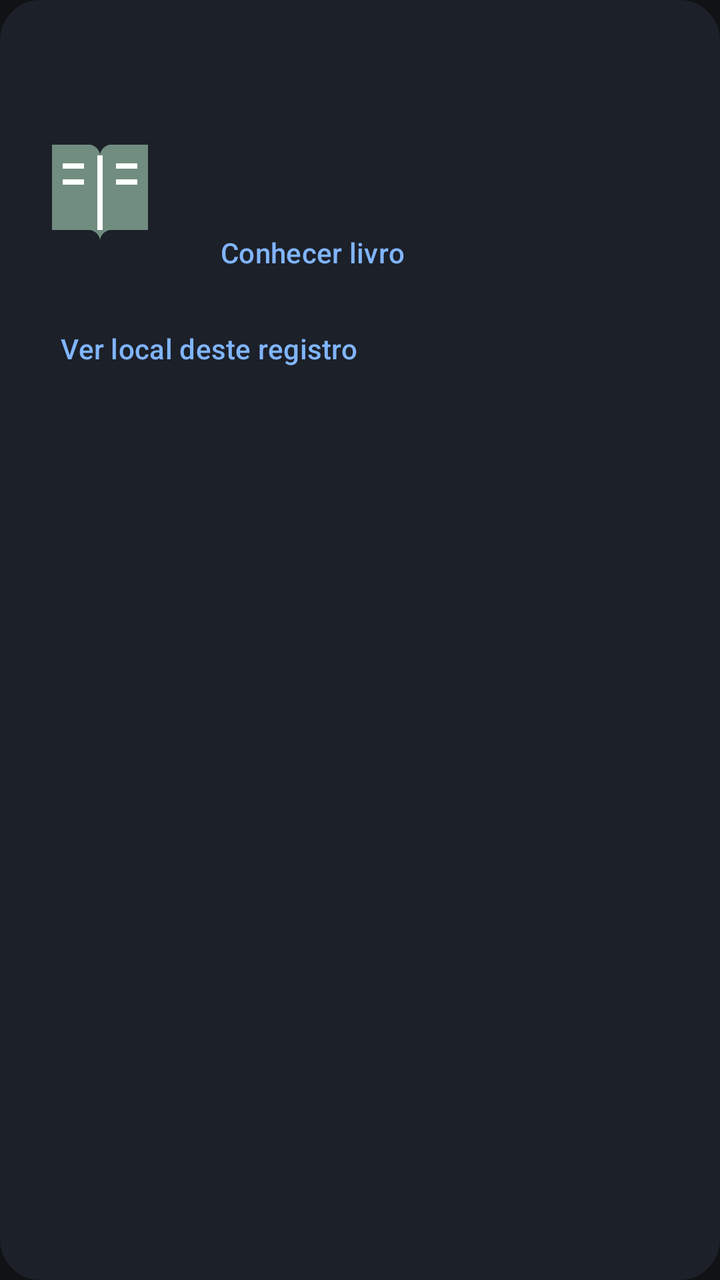
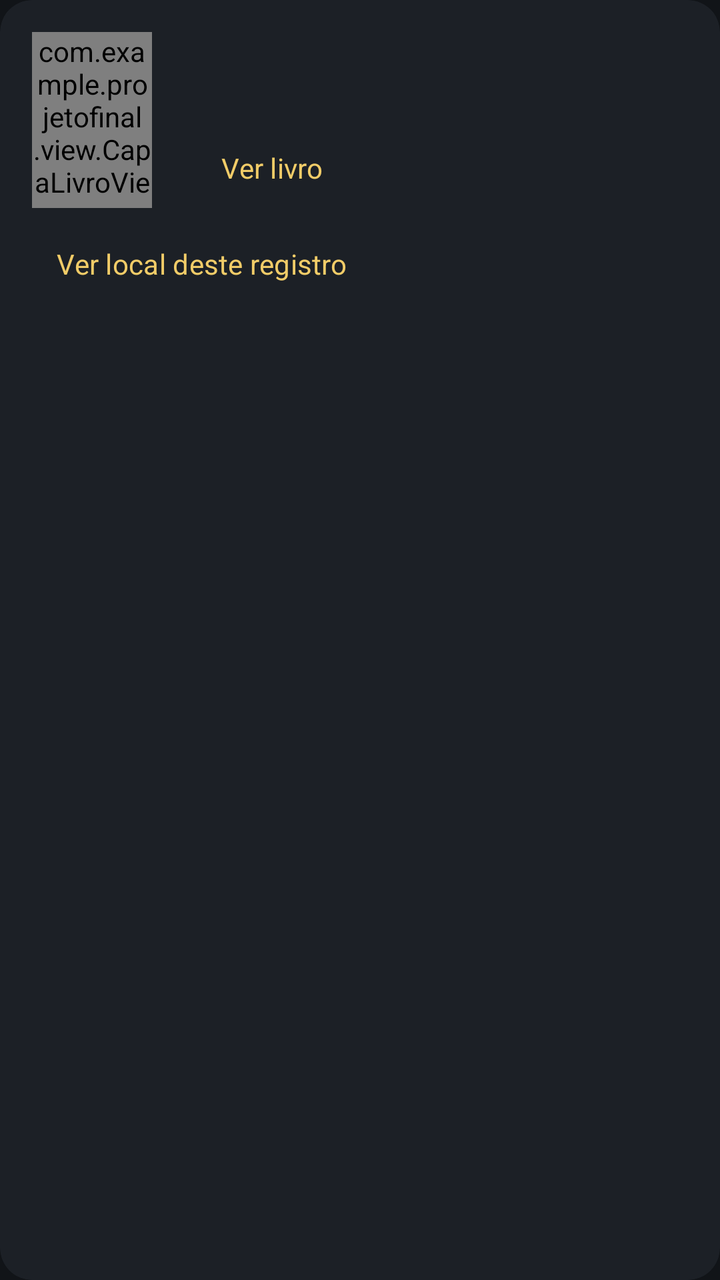

Compare the two renders of this Android layout. The source of the first and the diff that turns it into the second are given below.
<!-- AndroidManifest.xml: application theme Theme.Projetofinal -->
<!-- res/layout/item_historico.xml -->
<com.google.android.material.card.MaterialCardView xmlns:android="http://schemas.android.com/apk/res/android" xmlns:app="http://schemas.android.com/apk/res-auto"
 android:layout_width="match_parent" android:layout_height="wrap_content" android:layout_marginBottom="16dp" app:cardCornerRadius="20dp" app:cardBackgroundColor="?attr/colorSurfaceVariant" app:strokeWidth="0dp" app:cardElevation="0dp">
 <LinearLayout android:layout_width="match_parent" android:layout_height="wrap_content" android:orientation="vertical" android:padding="18dp">
 <TextView android:id="@+id/data_registro" android:layout_width="match_parent" android:layout_height="wrap_content" android:textSize="12sp" android:letterSpacing="0.06" android:textColor="?attr/colorOnSurfaceVariant" android:layout_marginBottom="14dp"/>
 <LinearLayout android:layout_width="match_parent" android:layout_height="wrap_content" android:orientation="horizontal">
 <ImageView android:id="@+id/capa_livro" android:layout_width="64dp" android:layout_height="96dp" android:scaleType="fitCenter" android:src="@drawable/icone_livro" android:importantForAccessibility="no"/>
 <LinearLayout android:layout_width="0dp" android:layout_weight="1" android:layout_height="wrap_content" android:layout_marginStart="16dp" android:orientation="vertical">
 <TextView android:id="@+id/titulo_livro" android:layout_width="match_parent" android:layout_height="wrap_content" android:textSize="20sp" android:textStyle="bold" android:textColor="?attr/colorOnSurface"/>
 <TextView android:id="@+id/luz_registro" android:layout_width="match_parent" android:layout_height="wrap_content" android:layout_marginTop="8dp" android:textSize="14sp" android:textColor="?attr/colorOnSurfaceVariant"/>
 <com.google.android.material.button.MaterialButton android:id="@+id/botao_detalhes" android:layout_width="wrap_content" android:layout_height="wrap_content" android:text="@string/detalhes_curto" style="@style/Widget.Material3.Button.TextButton"/>
 </LinearLayout>
 </LinearLayout>
 <com.google.android.material.button.MaterialButton android:id="@+id/botao_local_registro" android:layout_width="wrap_content" android:layout_height="wrap_content" android:text="@string/local_registrado" style="@style/Widget.Material3.Button.TextButton"/>
 <TextView android:id="@+id/local_registro" android:layout_width="match_parent" android:layout_height="wrap_content" android:textSize="13sp" android:textColor="?attr/colorOnSurfaceVariant" android:visibility="gone"/>
 </LinearLayout>
</com.google.android.material.card.MaterialCardView>
<!-- resources referenced by this layout -->
<resources>
  <!-- drawable icone_livro (drawable) -->
  <vector xmlns:android="http://schemas.android.com/apk/res/android" android:width="48dp" android:height="48dp" android:viewportWidth="24" android:viewportHeight="24">
      <path android:fillColor="#718D80" android:pathData="M3,3h7c1,0 2,1 2,2c0,-1 1,-2 2,-2h7v16h-7c-1,0 -2,1 -2,2c0,-1 -1,-2 -2,-2H3z" />
      <path android:strokeColor="#FFFFFF" android:strokeWidth="1" android:fillColor="#00000000" android:pathData="M12,5v14M5,7h4M5,10h4M15,7h4M15,10h4" />
  </vector>
  <string name="detalhes_curto">Conhecer livro</string>
  <string name="local_registrado">Ver local deste registro</string>
  <style name="Theme.Projetofinal" parent="Base.Theme.Projetofinal" />
  <style name="Base.Theme.Projetofinal" parent="Theme.Material3.Dark.NoActionBar">
          <item name="colorPrimary">#80B5FF</item>
          <item name="colorOnPrimary">#11141A</item>
          <item name="colorSurface">#101216</item>
          <item name="colorOnSurface">#F1F2F6</item>
          <item name="colorSurfaceVariant">#1C2028</item>
          <item name="colorOnSurfaceVariant">#ADB4C1</item>
          <item name="colorOutlineVariant">#2C323D</item>
          <item name="colorSecondaryContainer">#24364D</item>
          <item name="colorOnSecondaryContainer">#80B5FF</item>
          <item name="android:windowBackground">?attr/colorSurface</item>
          <item name="android:windowLightStatusBar">false</item>
      </style>
</resources>

<!-- the commit's change to res/layout/item_historico.xml (unified diff, before → after) -->
@@ -1,16 +1,15 @@
 <com.google.android.material.card.MaterialCardView xmlns:android="http://schemas.android.com/apk/res/android" xmlns:app="http://schemas.android.com/apk/res-auto"
- android:layout_width="match_parent" android:layout_height="wrap_content" android:layout_marginBottom="16dp" app:cardCornerRadius="20dp" app:cardBackgroundColor="?attr/colorSurfaceVariant" app:strokeWidth="0dp" app:cardElevation="0dp">
- <LinearLayout android:layout_width="match_parent" android:layout_height="wrap_content" android:orientation="vertical" android:padding="18dp">
- <TextView android:id="@+id/data_registro" android:layout_width="match_parent" android:layout_height="wrap_content" android:textSize="12sp" android:letterSpacing="0.06" android:textColor="?attr/colorOnSurfaceVariant" android:layout_marginBottom="14dp"/>
- <LinearLayout android:layout_width="match_parent" android:layout_height="wrap_content" android:orientation="horizontal">
- <ImageView android:id="@+id/capa_livro" android:layout_width="64dp" android:layout_height="96dp" android:scaleType="fitCenter" android:src="@drawable/icone_livro" android:importantForAccessibility="no"/>
- <LinearLayout android:layout_width="0dp" android:layout_weight="1" android:layout_height="wrap_content" android:layout_marginStart="16dp" android:orientation="vertical">
- <TextView android:id="@+id/titulo_livro" android:layout_width="match_parent" android:layout_height="wrap_content" android:textSize="20sp" android:textStyle="bold" android:textColor="?attr/colorOnSurface"/>
- <TextView android:id="@+id/luz_registro" android:layout_width="match_parent" android:layout_height="wrap_content" android:layout_marginTop="8dp" android:textSize="14sp" android:textColor="?attr/colorOnSurfaceVariant"/>
- <com.google.android.material.button.MaterialButton android:id="@+id/botao_detalhes" android:layout_width="wrap_content" android:layout_height="wrap_content" android:text="@string/detalhes_curto" style="@style/Widget.Material3.Button.TextButton"/>
- </LinearLayout>
- </LinearLayout>
- <com.google.android.material.button.MaterialButton android:id="@+id/botao_local_registro" android:layout_width="wrap_content" android:layout_height="wrap_content" android:text="@string/local_registrado" style="@style/Widget.Material3.Button.TextButton"/>
- <TextView android:id="@+id/local_registro" android:layout_width="match_parent" android:layout_height="wrap_content" android:textSize="13sp" android:textColor="?attr/colorOnSurfaceVariant" android:visibility="gone"/>
- </LinearLayout>
+    android:layout_width="match_parent" android:layout_height="wrap_content" android:layout_marginBottom="12dp" app:cardCornerRadius="16dp" app:cardBackgroundColor="?attr/colorSurfaceVariant" app:strokeWidth="0dp" app:cardElevation="0dp">
+    <LinearLayout android:layout_width="match_parent" android:layout_height="wrap_content" android:orientation="vertical" android:padding="16dp">
+        <LinearLayout android:layout_width="match_parent" android:layout_height="wrap_content" android:orientation="horizontal">
+            <com.example.projetofinal.view.CapaLivroView android:id="@+id/capa_livro" android:layout_width="60dp" android:layout_height="88dp" android:importantForAccessibility="no"/>
+            <LinearLayout android:layout_width="0dp" android:layout_weight="1" android:layout_height="wrap_content" android:layout_marginStart="16dp" android:orientation="vertical">
+                <TextView android:id="@+id/data_registro" android:layout_width="match_parent" android:layout_height="wrap_content" android:textSize="12sp" android:textColor="?attr/colorOnSurfaceVariant"/>
+                <TextView android:id="@+id/titulo_livro" android:layout_width="match_parent" android:layout_height="wrap_content" android:layout_marginTop="6dp" android:textSize="16sp" android:fontFamily="sans-serif-medium" android:textColor="?attr/colorOnSurface"/>
+                <com.google.android.material.button.MaterialButton android:id="@+id/botao_detalhes" android:layout_width="wrap_content" android:layout_height="wrap_content" android:text="@string/detalhes_curto" style="@style/Widget.Material3.Button.TextButton"/>
+            </LinearLayout>
+        </LinearLayout>
+        <com.google.android.material.button.MaterialButton android:id="@+id/botao_local_registro" android:layout_width="wrap_content" android:layout_height="wrap_content" android:text="@string/local_registrado" style="@style/Widget.Material3.Button.TextButton"/>
+        <TextView android:id="@+id/local_registro" android:layout_width="match_parent" android:layout_height="wrap_content" android:textSize="13sp" android:textColor="?attr/colorOnSurfaceVariant" android:visibility="gone"/>
+    </LinearLayout>
 </com.google.android.material.card.MaterialCardView>
<!-- resource entries referenced after the edit -->
@@ -1,23 +1,20 @@
 <!-- resources referenced by this layout -->
 <resources>
-  <!-- drawable icone_livro (drawable) -->
-  <vector xmlns:android="http://schemas.android.com/apk/res/android" android:width="48dp" android:height="48dp" android:viewportWidth="24" android:viewportHeight="24">
-      <path android:fillColor="#718D80" android:pathData="M3,3h7c1,0 2,1 2,2c0,-1 1,-2 2,-2h7v16h-7c-1,0 -2,1 -2,2c0,-1 -1,-2 -2,-2H3z" />
-      <path android:strokeColor="#FFFFFF" android:strokeWidth="1" android:fillColor="#00000000" android:pathData="M12,5v14M5,7h4M5,10h4M15,7h4M15,10h4" />
-  </vector>
-  <string name="detalhes_curto">Conhecer livro</string>
+  <string name="detalhes_curto">Ver livro</string>
   <string name="local_registrado">Ver local deste registro</string>
   <style name="Theme.Projetofinal" parent="Base.Theme.Projetofinal" />
   <style name="Base.Theme.Projetofinal" parent="Theme.Material3.Dark.NoActionBar">
-          <item name="colorPrimary">#80B5FF</item>
-          <item name="colorOnPrimary">#11141A</item>
-          <item name="colorSurface">#101216</item>
-          <item name="colorOnSurface">#F1F2F6</item>
-          <item name="colorSurfaceVariant">#1C2028</item>
-          <item name="colorOnSurfaceVariant">#ADB4C1</item>
-          <item name="colorOutlineVariant">#2C323D</item>
-          <item name="colorSecondaryContainer">#24364D</item>
-          <item name="colorOnSecondaryContainer">#80B5FF</item>
+          <item name="colorPrimary">#F1CC68</item>
+          <item name="colorOnPrimary">#111418</item>
+          <item name="colorSurface">#111418</item>
+          <item name="colorOnSurface">#F5F6F8</item>
+          <item name="colorSurfaceVariant">#1C2026</item>
+          <item name="colorOnSurfaceVariant">#BCC2CC</item>
+          <item name="colorOutlineVariant">#353B44</item>
+          <item name="colorSecondaryContainer">#3B3320</item>
+          <item name="colorOnSecondaryContainer">#F1CC68</item>
+          <item name="android:fontFamily">sans-serif</item>
+          <item name="fontFamily">sans-serif</item>
           <item name="android:windowBackground">?attr/colorSurface</item>
           <item name="android:windowLightStatusBar">false</item>
       </style>
